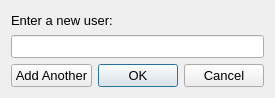
This is DownloaderForReddit/GUI_Resources/AddUserDialog.ui in MalloyDelacroix/DownloaderForReddit as Qt 5 draws it before an edit. The edited form follows.
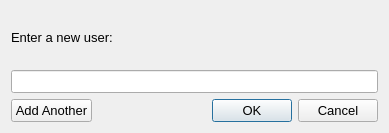
This is the edited form. Icons and pictures are not drawn.

Patch:
```diff
--- a/DownloaderForReddit/GUI_Resources/AddUserDialog.ui
+++ b/DownloaderForReddit/GUI_Resources/AddUserDialog.ui
@@ -6,8 +6,8 @@
    <rect>
     <x>0</x>
     <y>0</y>
-    <width>259</width>
-    <height>98</height>
+    <width>389</width>
+    <height>133</height>
    </rect>
   </property>
   <property name="font">
```
Left out of the diff: 2 changed lines with no effect on the pictures.
